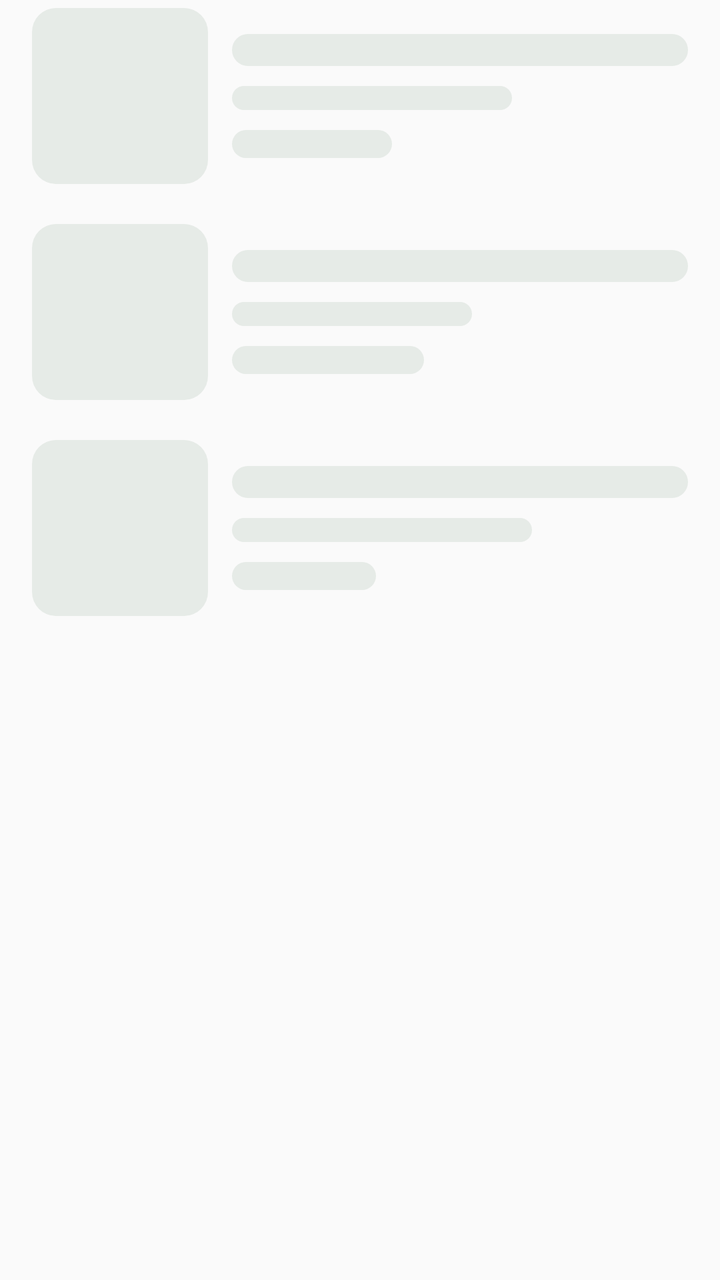
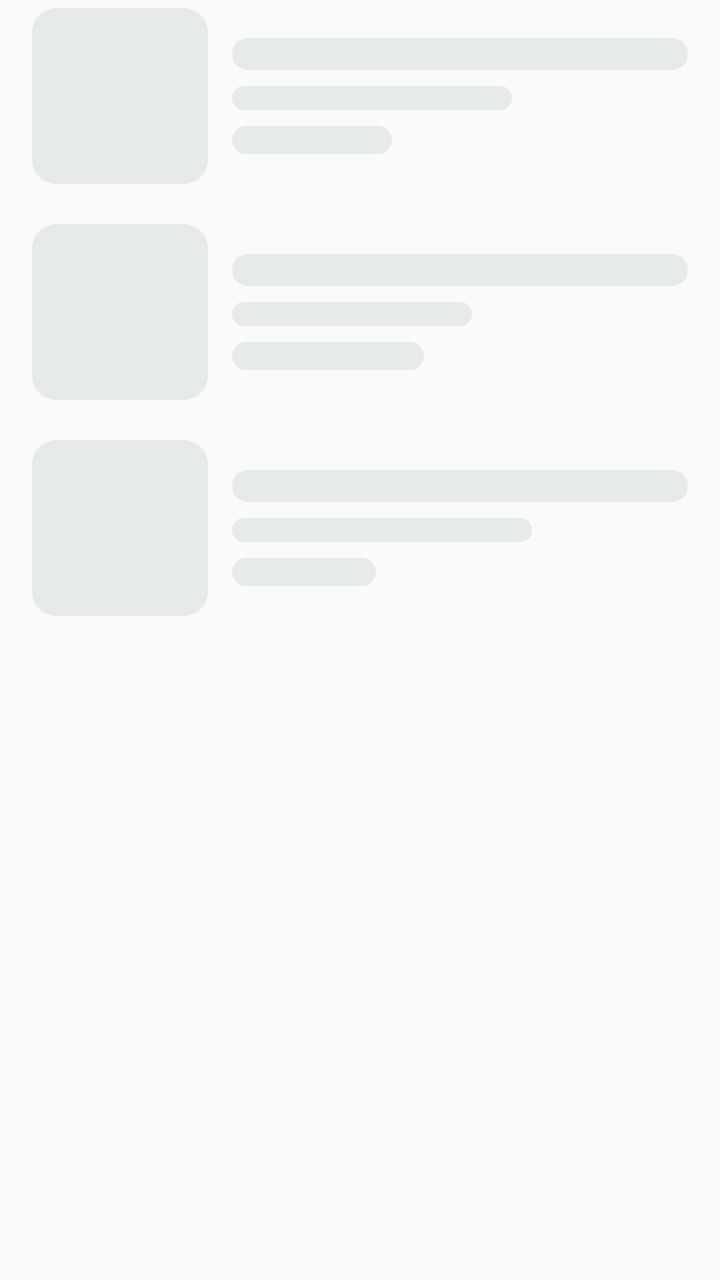

Two renders of the same Android screen: before a commit and after it. Below are the layout's source before the change and the commit's diff.
<!-- AndroidManifest.xml: application theme Theme.REPLATE -->
<!-- res/layout/view_home_skeleton.xml -->
<?xml version="1.0" encoding="utf-8"?>
<LinearLayout xmlns:android="http://schemas.android.com/apk/res/android"
    android:layout_width="match_parent"
    android:layout_height="wrap_content"
    android:importantForAccessibility="no"
    android:orientation="vertical"
    android:paddingHorizontal="@dimen/space_2">

    <LinearLayout
        android:layout_width="match_parent"
        android:layout_height="96dp"
        android:layout_marginBottom="@dimen/space_1_5"
        android:gravity="center_vertical"
        android:orientation="horizontal">

        <View
            android:layout_width="88dp"
            android:layout_height="88dp"
            android:background="@drawable/skeleton_block" />

        <LinearLayout
            android:layout_width="0dp"
            android:layout_height="wrap_content"
            android:layout_marginStart="@dimen/space_1_5"
            android:layout_weight="1"
            android:orientation="vertical">

            <View
                android:layout_width="match_parent"
                android:layout_height="16dp"
                android:background="@drawable/skeleton_block" />

            <View
                android:layout_width="140dp"
                android:layout_height="12dp"
                android:layout_marginTop="10dp"
                android:background="@drawable/skeleton_block" />

            <View
                android:layout_width="80dp"
                android:layout_height="14dp"
                android:layout_marginTop="10dp"
                android:background="@drawable/skeleton_block" />
        </LinearLayout>
    </LinearLayout>

    <LinearLayout
        android:layout_width="match_parent"
        android:layout_height="96dp"
        android:layout_marginBottom="@dimen/space_1_5"
        android:gravity="center_vertical"
        android:orientation="horizontal">

        <View
            android:layout_width="88dp"
            android:layout_height="88dp"
            android:background="@drawable/skeleton_block" />

        <LinearLayout
            android:layout_width="0dp"
            android:layout_height="wrap_content"
            android:layout_marginStart="@dimen/space_1_5"
            android:layout_weight="1"
            android:orientation="vertical">

            <View
                android:layout_width="match_parent"
                android:layout_height="16dp"
                android:background="@drawable/skeleton_block" />

            <View
                android:layout_width="120dp"
                android:layout_height="12dp"
                android:layout_marginTop="10dp"
                android:background="@drawable/skeleton_block" />

            <View
                android:layout_width="96dp"
                android:layout_height="14dp"
                android:layout_marginTop="10dp"
                android:background="@drawable/skeleton_block" />
        </LinearLayout>
    </LinearLayout>

    <LinearLayout
        android:layout_width="match_parent"
        android:layout_height="96dp"
        android:gravity="center_vertical"
        android:orientation="horizontal">

        <View
            android:layout_width="88dp"
            android:layout_height="88dp"
            android:background="@drawable/skeleton_block" />

        <LinearLayout
            android:layout_width="0dp"
            android:layout_height="wrap_content"
            android:layout_marginStart="@dimen/space_1_5"
            android:layout_weight="1"
            android:orientation="vertical">

            <View
                android:layout_width="match_parent"
                android:layout_height="16dp"
                android:background="@drawable/skeleton_block" />

            <View
                android:layout_width="150dp"
                android:layout_height="12dp"
                android:layout_marginTop="10dp"
                android:background="@drawable/skeleton_block" />

            <View
                android:layout_width="72dp"
                android:layout_height="14dp"
                android:layout_marginTop="10dp"
                android:background="@drawable/skeleton_block" />
        </LinearLayout>
    </LinearLayout>
</LinearLayout>
<!-- resources referenced by this layout -->
<resources>
  <dimen name="space_1_5">12dp</dimen>
  <dimen name="space_2">16dp</dimen>
  <!-- drawable skeleton_block (drawable) -->
  <?xml version="1.0" encoding="utf-8"?>
  <shape xmlns:android="http://schemas.android.com/apk/res/android"
      android:shape="rectangle">
      <solid android:color="#E6EBE7" />
      <corners android:radius="12dp" />
  </shape>
  <color name="md_theme_primary">@color/leaf</color>
  <color name="md_theme_onPrimary">#FFFFFF</color>
  <color name="md_theme_primaryContainer">#E0F5E8</color>
  <color name="md_theme_onPrimaryContainer">#0D3B1E</color>
  <color name="md_theme_secondary">@color/leaf2</color>
  <color name="md_theme_onSecondary">#FFFFFF</color>
  <color name="md_theme_secondaryContainer">#E0F5E8</color>
  <color name="md_theme_onSecondaryContainer">#0D3B1E</color>
  <color name="md_theme_tertiary">@color/ember</color>
  <color name="md_theme_onTertiary">#FFFFFF</color>
  <color name="md_theme_tertiaryContainer">#FFDBC9</color>
  <color name="md_theme_onTertiaryContainer">#5C1A00</color>
  <color name="md_theme_error">#BA1A1A</color>
  <color name="md_theme_onError">#FFFFFF</color>
  <color name="md_theme_errorContainer">#FFDAD6</color>
  <color name="md_theme_onErrorContainer">#410002</color>
  <color name="md_theme_background">#FAFAFA</color>
  <color name="md_theme_onBackground">#1C1C1E</color>
  <color name="md_theme_surface">#FAFAFA</color>
  <color name="md_theme_onSurface">#1C1C1E</color>
  <color name="md_theme_surfaceVariant">#E0F5E8</color>
  <color name="md_theme_onSurfaceVariant">#3A4A3E</color>
  <color name="md_theme_outline">#6B7E6F</color>
  <color name="md_theme_outlineVariant">#DEE3DF</color>
  <color name="md_theme_inverseSurface">#1C1C1E</color>
  <color name="md_theme_inverseOnSurface">#F5F5F0</color>
  <color name="md_theme_inversePrimary">#4FCB7D</color>
  <color name="md_theme_surfaceContainerLowest">#FFFFFF</color>
  <color name="md_theme_surfaceContainerLow">#F5F5F5</color>
  <color name="md_theme_surfaceContainer">#EFEFEF</color>
  <color name="md_theme_surfaceContainerHigh">#E8E8E8</color>
  <color name="md_theme_surfaceContainerHighest">#E0E0E0</color>
  <color name="status_bar">@color/splash_bg</color>
  <color name="surface_white">#FFFFFF</color>
  <style name="TextAppearance.REPLATE.Default" parent="@android:style/TextAppearance.Material.Small">
          <item name="android:fontFamily">@font/poppins</item>
          <item name="fontFamily">@font/poppins</item>
      </style>
  <style name="Widget.REPLATE.TextInputLayout" parent="Widget.Material3.TextInputLayout.OutlinedBox">
          <item name="boxCornerRadiusTopStart">@dimen/radius_sm</item>
          <item name="boxCornerRadiusTopEnd">@dimen/radius_sm</item>
          <item name="boxCornerRadiusBottomStart">@dimen/radius_sm</item>
          <item name="boxCornerRadiusBottomEnd">@dimen/radius_sm</item>
          <item name="boxStrokeColor">@color/green_primary</item>
          <item name="boxStrokeWidth">1dp</item>
          <item name="boxStrokeWidthFocused">2dp</item>
          <item name="hintTextColor">@color/text_secondary</item>
      </style>
  <color name="leaf">#1A6B3C</color>
  <color name="leaf2">#25A55A</color>
  <color name="ember">#E8521A</color>
  <color name="splash_bg">#0D3B1E</color>
  <dimen name="text_xl">22sp</dimen>
  <color name="text_primary">#1C1C1E</color>
  <dimen name="text_lg">18sp</dimen>
  <dimen name="text_sm">14sp</dimen>
  <color name="text_secondary">#6C6C6E</color>
  <dimen name="text_xs">12sp</dimen>
  <dimen name="radius_md">14dp</dimen>
  <dimen name="elevation_card">2dp</dimen>
  <dimen name="button_height">52dp</dimen>
  <dimen name="text_md">16sp</dimen>
  <color name="white">#FFFFFFFF</color>
  <color name="green_primary">@color/leaf</color>
  <color name="ripple_primary">#1A1A6B3C</color>
  <dimen name="radius_sm">10dp</dimen>
  <color name="text_hint">#757575</color>
  <!-- unchanged entries left out for length: 22 -->
</resources>

<!-- the commit's change to res/layout/view_home_skeleton.xml (unified diff, before → after) -->
@@ -33,13 +33,13 @@
             <View
                 android:layout_width="140dp"
                 android:layout_height="12dp"
-                android:layout_marginTop="10dp"
+                android:layout_marginTop="@dimen/space_1"
                 android:background="@drawable/skeleton_block" />
 
             <View
                 android:layout_width="80dp"
                 android:layout_height="14dp"
-                android:layout_marginTop="10dp"
+                android:layout_marginTop="@dimen/space_1"
                 android:background="@drawable/skeleton_block" />
         </LinearLayout>
     </LinearLayout>
@@ -71,13 +71,13 @@
             <View
                 android:layout_width="120dp"
                 android:layout_height="12dp"
-                android:layout_marginTop="10dp"
+                android:layout_marginTop="@dimen/space_1"
                 android:background="@drawable/skeleton_block" />
 
             <View
                 android:layout_width="96dp"
                 android:layout_height="14dp"
-                android:layout_marginTop="10dp"
+                android:layout_marginTop="@dimen/space_1"
                 android:background="@drawable/skeleton_block" />
         </LinearLayout>
     </LinearLayout>
@@ -108,13 +108,13 @@
             <View
                 android:layout_width="150dp"
                 android:layout_height="12dp"
-                android:layout_marginTop="10dp"
+                android:layout_marginTop="@dimen/space_1"
                 android:background="@drawable/skeleton_block" />
 
             <View
                 android:layout_width="72dp"
                 android:layout_height="14dp"
-                android:layout_marginTop="10dp"
+                android:layout_marginTop="@dimen/space_1"
                 android:background="@drawable/skeleton_block" />
         </LinearLayout>
     </LinearLayout>
<!-- resource entries referenced after the edit -->
@@ -1,5 +1,6 @@
 <!-- resources referenced by this layout -->
 <resources>
+  <dimen name="space_1">8dp</dimen>
   <dimen name="space_1_5">12dp</dimen>
   <dimen name="space_2">16dp</dimen>
   <!-- drawable skeleton_block (drawable) -->
@@ -7,7 +8,7 @@
   <shape xmlns:android="http://schemas.android.com/apk/res/android"
       android:shape="rectangle">
       <solid android:color="#E6EBE7" />
-      <corners android:radius="12dp" />
+      <corners android:radius="@dimen/radius_md" />
   </shape>
   <color name="md_theme_primary">@color/leaf</color>
   <color name="md_theme_onPrimary">#FFFFFF</color>
@@ -48,10 +49,10 @@
           <item name="fontFamily">@font/poppins</item>
       </style>
   <style name="Widget.REPLATE.TextInputLayout" parent="Widget.Material3.TextInputLayout.OutlinedBox">
-          <item name="boxCornerRadiusTopStart">@dimen/radius_sm</item>
-          <item name="boxCornerRadiusTopEnd">@dimen/radius_sm</item>
-          <item name="boxCornerRadiusBottomStart">@dimen/radius_sm</item>
-          <item name="boxCornerRadiusBottomEnd">@dimen/radius_sm</item>
+          <item name="boxCornerRadiusTopStart">@dimen/radius_md</item>
+          <item name="boxCornerRadiusTopEnd">@dimen/radius_md</item>
+          <item name="boxCornerRadiusBottomStart">@dimen/radius_md</item>
+          <item name="boxCornerRadiusBottomEnd">@dimen/radius_md</item>
           <item name="boxStrokeColor">@color/green_primary</item>
           <item name="boxStrokeWidth">1dp</item>
           <item name="boxStrokeWidthFocused">2dp</item>
@@ -67,14 +68,13 @@
   <dimen name="text_sm">14sp</dimen>
   <color name="text_secondary">#6C6C6E</color>
   <dimen name="text_xs">12sp</dimen>
-  <dimen name="radius_md">14dp</dimen>
+  <dimen name="radius_md">12dp</dimen>
   <dimen name="elevation_card">2dp</dimen>
   <dimen name="button_height">52dp</dimen>
   <dimen name="text_md">16sp</dimen>
   <color name="white">#FFFFFFFF</color>
   <color name="green_primary">@color/leaf</color>
   <color name="ripple_primary">#1A1A6B3C</color>
-  <dimen name="radius_sm">10dp</dimen>
   <color name="text_hint">#757575</color>
   <!-- unchanged entries left out for length: 22 -->
 </resources>
